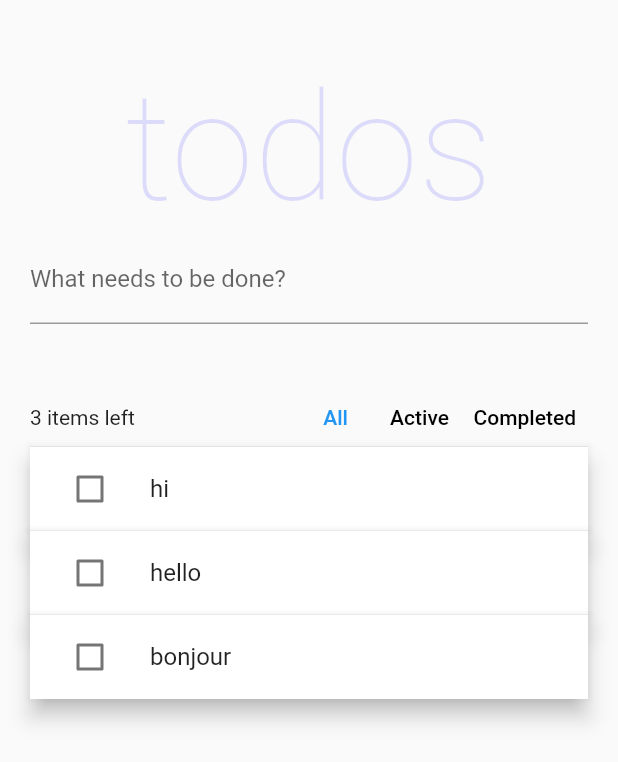
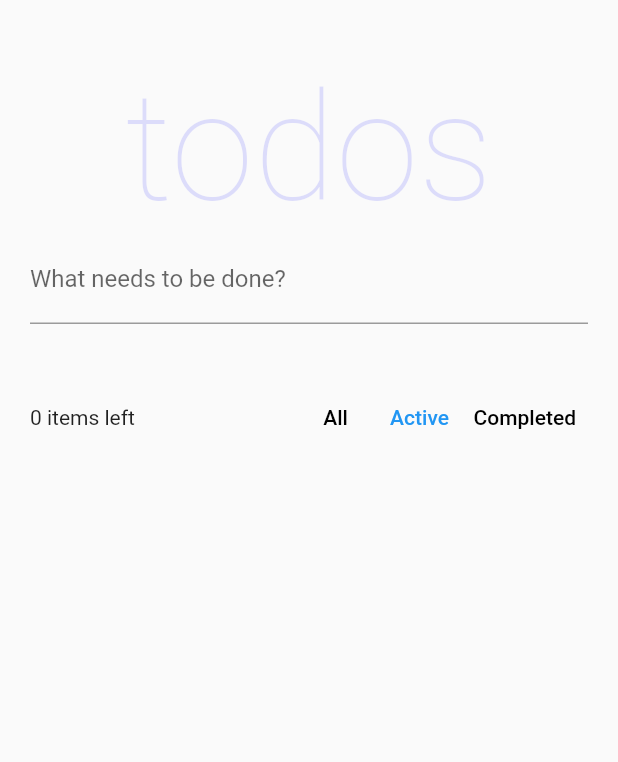
Before and after one commit to Yogabayu/riverpod_tutorial, a Flutter app: the screen it shows after launch, on a phone screen of 412 x 824 dp. Shown: the top 762 px of the screen. Run offline on Flutter 3.47's test engine with Material 2 defaults, Android fonts, the phone set to English and light mode, and no system bars; our stand-ins replace flutter_hooks, hooks_riverpod, riverpod; Roboto replaces fonts that are missing (Helvetica Neue).

Commit message:
update ToDo

```diff
--- a/lib/main.dart
+++ b/lib/main.dart
@@ -15,11 +15,12 @@ final allFilterKey = UniqueKey();
 /// We are using [StateNotifierProvider] here as a `List<Todo>` is a complex
 /// object, with advanced business logic like how to edit a todo.
 final todoListProvider = StateNotifierProvider<TodoList, List<Todo>>((ref) {
-  return TodoList(const [
-    Todo(id: 'todo-0', description: 'hi'),
-    Todo(id: 'todo-1', description: 'hello'),
-    Todo(id: 'todo-2', description: 'bonjour'),
-  ]);
+  // return TodoList(const [
+  //   Todo(id: 'todo-0', description: 'hi'),
+  //   Todo(id: 'todo-1', description: 'hello'),
+  //   Todo(id: 'todo-2', description: 'bonjour'),
+  // ]);
+  return TodoList();
 });
 
 /// The different ways to filter the list of todos
@@ -33,7 +34,7 @@ enum TodoListFilter {
 ///
 /// We use [StateProvider] here as there is no fancy logic behind manipulating
 /// the value since it's just enum.
-final todoListFilter = StateProvider((_) => TodoListFilter.all);
+final todoListFilter = StateProvider((_) => TodoListFilter.active);
 
 /// The number of uncompleted todos
 ///
```
